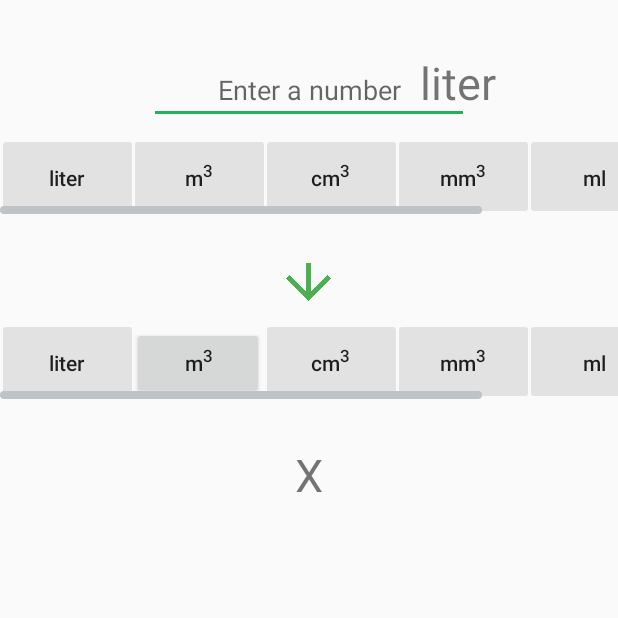
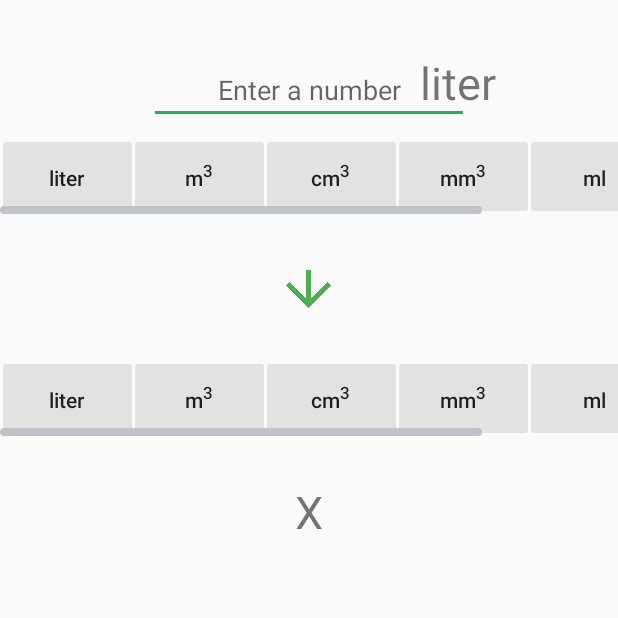
Before and after one commit to AmeyMhatre96/ConvertX, an Android app: the fragment Volume shown on its own in the app's theme, on a phone screen of 412 x 824 dp, the top half of it. Run offline under Robolectric (Android 15) with nearby library versions, the phone set to English and light mode, and no system bars.

Commit message:
Some UI changes-minor fixes

```diff
--- a/app/src/main/res/layout/volume_layout.xml
+++ b/app/src/main/res/layout/volume_layout.xml
@@ -94,7 +94,7 @@
         android:layout_height="40dp"
         android:layout_below="@+id/inputUnitsScroll"
         android:layout_centerHorizontal="true"
-        android:layout_marginTop="25dp"
+        android:layout_marginTop="30dp"
         android:text="@string/txt_To"
         android:src="@drawable/arrow5" />
 
@@ -103,7 +103,7 @@
         android:layout_width="match_parent"
         android:layout_height="wrap_content"
         android:layout_below="@+id/txtTo"
-         android:layout_marginTop="10dp"
+         android:layout_marginTop="30dp"
         android:scrollbarSize="5dip"
         android:scrollbarThumbHorizontal="@drawable/sb"
         >
@@ -127,7 +127,7 @@
                 android:layout_height="wrap_content"
                 android:text="@string/button_cubic_meter"
                   android:textAllCaps="false"
-                />
+                android:background="@drawable/ripple" />
             <Button
                 android:id="@+id/buttonVolumeCm3Out"
                 android:layout_width="wrap_content"
```
